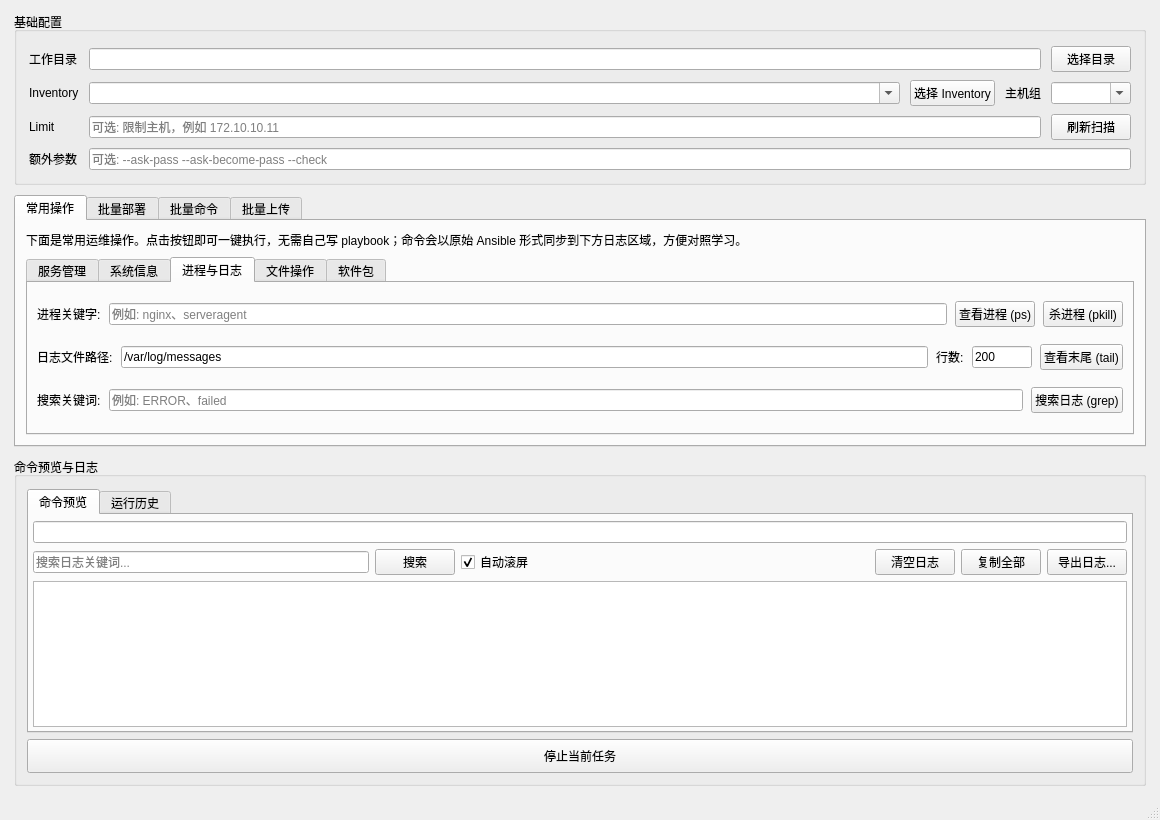
The window that MainWindow.ui (Alphalikegithub/AnsiblePilot) describes before a commit, drawn with Qt 5.
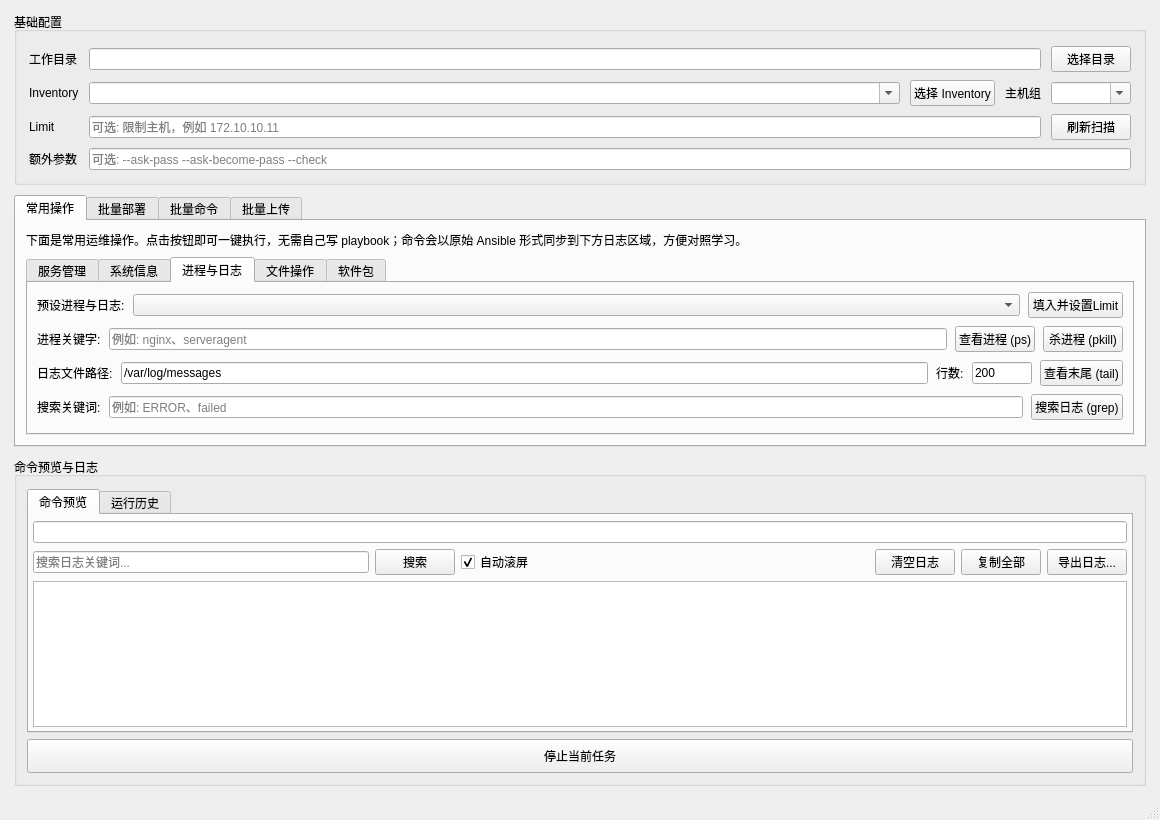
The same window after the commit. The open tabs and pages were chosen to show the change.

Commit message: Enhance UI with process and command presets, integrate XML configuration support

The edit to the form file:
```diff
--- a/MainWindow.ui
+++ b/MainWindow.ui
@@ -349,6 +349,34 @@
             <property name="spacing">
              <number>8</number>
             </property>
+            <item>
+             <layout class="QHBoxLayout" name="horizontalLayoutPresetProc">
+              <item>
+               <widget class="QLabel" name="labelPresetProc">
+                <property name="text">
+                 <string>预设进程与日志:</string>
+                </property>
+               </widget>
+              </item>
+              <item>
+               <widget class="QComboBox" name="presetProcCombo">
+                <property name="sizePolicy">
+                 <sizepolicy hsizetype="Expanding" vsizetype="Fixed">
+                  <horstretch>0</horstretch>
+                  <verstretch>0</verstretch>
+                 </sizepolicy>
+                </property>
+               </widget>
+              </item>
+              <item>
+               <widget class="QPushButton" name="applyPresetProcBtn">
+                <property name="text">
+                 <string>填入并设置Limit</string>
+                </property>
+               </widget>
+              </item>
+             </layout>
+            </item>
             <item>
              <layout class="QHBoxLayout" name="horizontalLayoutProc">
               <item>
```
Left out of the diff: 28 changed lines with no effect on the pictures. The commit also changes 9 other files.
